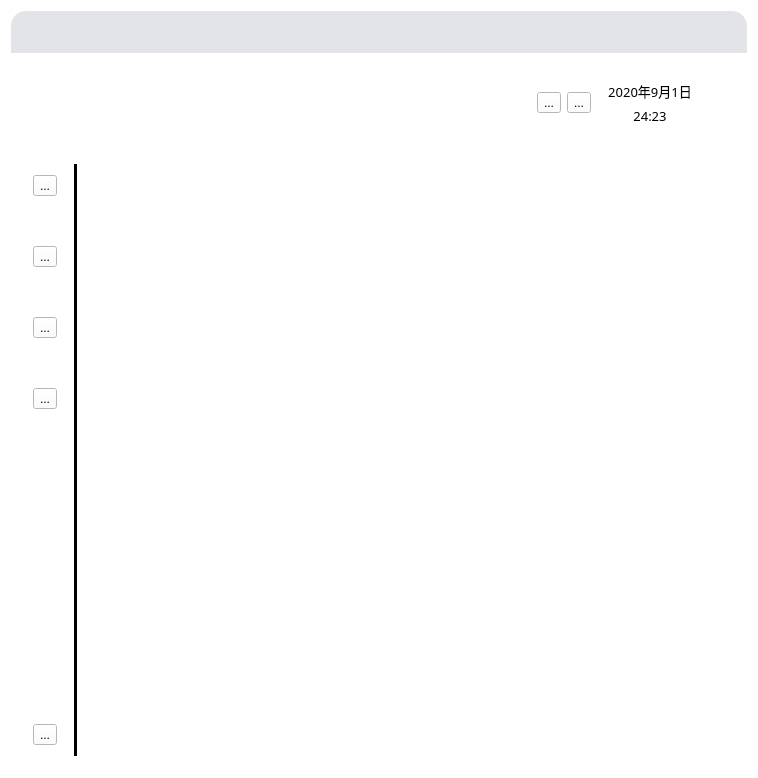
Qt form CampusCardManagementSystem/widget.ui (Ganliber/stuCanteenSystem) before a commit.
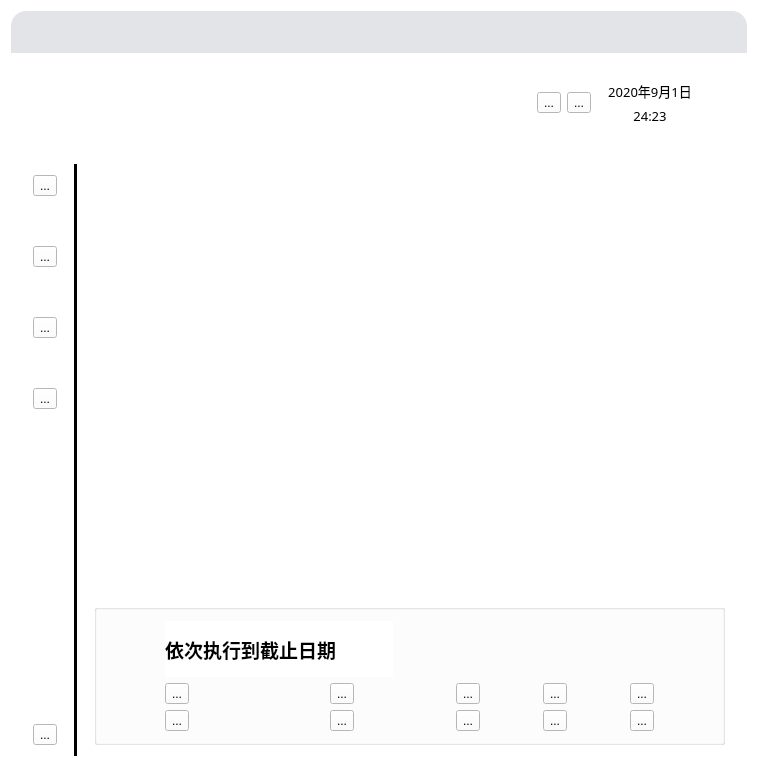
The same form after that commit. The open tabs and pages were chosen to show the change. Icons and pictures are not drawn. Custom widgets are drawn as their Qt base class.

Commit message: new function of batch processing added

The edit to the form file:
```diff
--- a/CampusCardManagementSystem/widget.ui
+++ b/CampusCardManagementSystem/widget.ui
@@ -1527,7 +1527,111 @@
           </item>
          </layout>
         </widget>
-        <widget class="QWidget" name="page_batch"/>
+        <widget class="QWidget" name="page_batch">
+         <layout class="QVBoxLayout" name="verticalLayout_4" stretch="3,1">
+          <item>
+           <widget class="QLabel" name="lbl_gantt">
+            <property name="text">
+             <string/>
+            </property>
+           </widget>
+          </item>
+          <item>
+           <widget class="QGroupBox" name="gbx_batch">
+            <property name="title">
+             <string/>
+            </property>
+            <layout class="QGridLayout" name="gridLayout_8">
+             <item row="0" column="0" colspan="2">
+              <widget class="QLabel" name="lbl">
+               <property name="font">
+                <font>
+                 <family>微软雅黑</family>
+                 <pointsize>14</pointsize>
+                 <weight>75</weight>
+                 <bold>true</bold>
+                </font>
+               </property>
+               <property name="text">
+                <string>依次执行到截止日期</string>
+               </property>
+              </widget>
+             </item>
+             <item row="1" column="0">
+              <widget class="myToolButton" name="btn_card_rec1">
+               <property name="text">
+                <string>...</string>
+               </property>
+              </widget>
+             </item>
+             <item row="1" column="1">
+              <widget class="myToolButton" name="btn_con1">
+               <property name="text">
+                <string>...</string>
+               </property>
+              </widget>
+             </item>
+             <item row="1" column="2">
+              <widget class="myToolButton" name="btn_rec2">
+               <property name="text">
+                <string>...</string>
+               </property>
+              </widget>
+             </item>
+             <item row="1" column="3">
+              <widget class="myToolButton" name="btn_con2">
+               <property name="text">
+                <string>...</string>
+               </property>
+              </widget>
+             </item>
+             <item row="1" column="4">
+              <widget class="myToolButton" name="btn_rec3">
+               <property name="text">
+                <string>...</string>
+               </property>
+              </widget>
+             </item>
+             <item row="2" column="0">
+              <widget class="myToolButton" name="btn_con3">
+               <property name="text">
+                <string>...</string>
+               </property>
+              </widget>
+             </item>
+             <item row="2" column="1">
+              <widget class="myToolButton" name="btn_rec4">
+               <property name="text">
+                <string>...</string>
+               </property>
+              </widget>
+             </item>
+             <item row="2" column="2">
+              <widget class="myToolButton" name="btn_con4">
+               <property name="text">
+                <string>...</string>
+               </property>
+              </widget>
+             </item>
+             <item row="2" column="3">
+              <widget class="myToolButton" name="btn_rec5">
+               <property name="text">
+                <string>...</string>
+               </property>
+              </widget>
+             </item>
+             <item row="2" column="4">
+              <widget class="myToolButton" name="btn_con5">
+               <property name="text">
+                <string>...</string>
+               </property>
+              </widget>
+             </item>
+            </layout>
+           </widget>
+          </item>
+         </layout>
+        </widget>
         <widget class="QWidget" name="page_data"/>
        </widget>
       </item>
```
Left out of the diff: 47 changed lines with no effect on the pictures. The commit also changes 22 other files.
